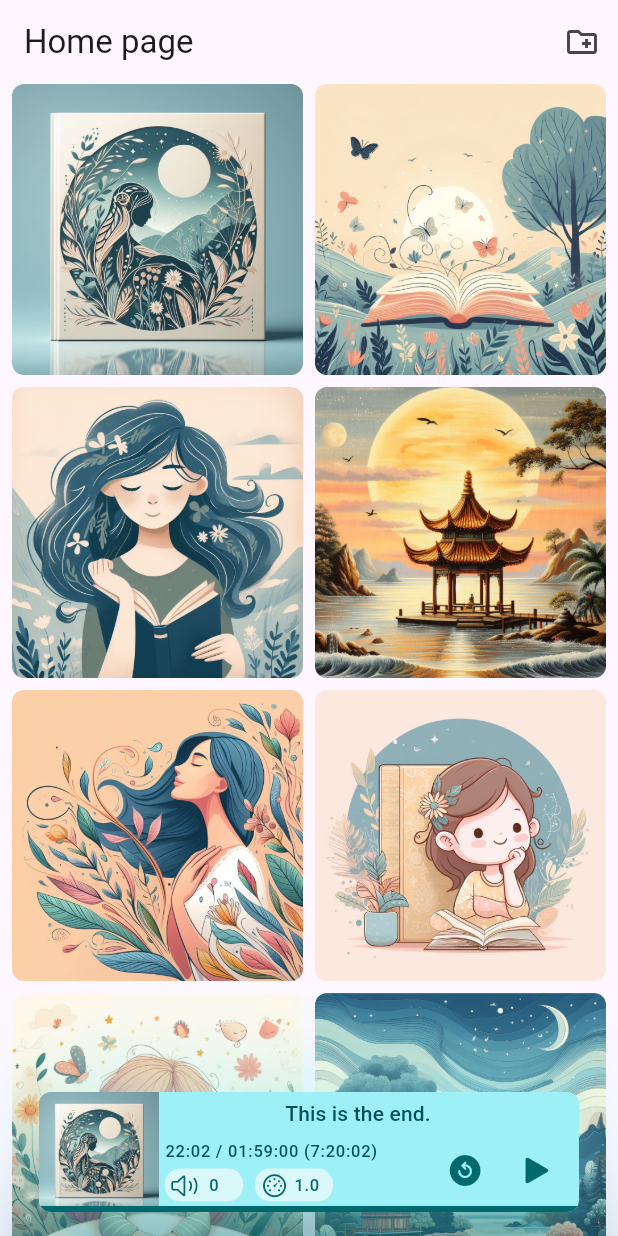
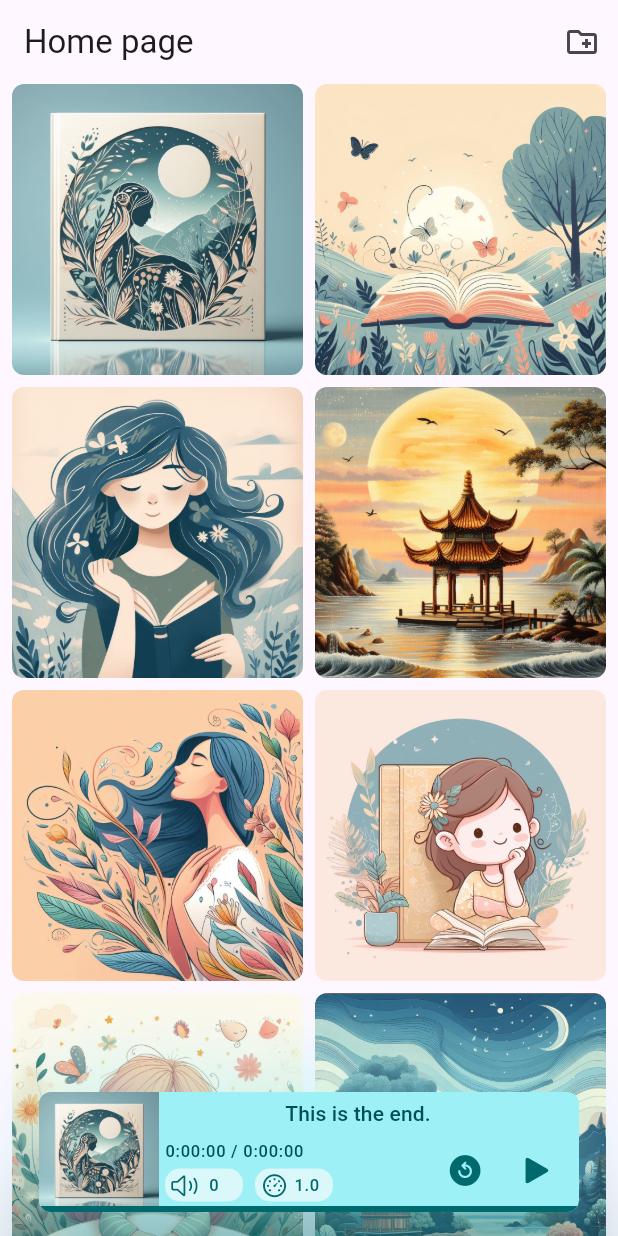
Before and after one commit to saniul1/mikikuru, a Flutter app: the screen it shows after launch, after a tap on an icon or button, on a phone screen of 412 x 824 dp. Run offline on Flutter 3.47's test engine with Material 2 defaults, Android fonts, the phone set to English and light mode, and no system bars; our stand-ins replace audioplayers, file_picker; missing offline and left inert: marqueer.

Commit message:
💄 ui improvement progress

```diff
--- a/lib/components/player.dart
+++ b/lib/components/player.dart
@@ -2,7 +2,7 @@ import 'package:audioplayers/audioplayers.dart';
 import 'package:flutter/cupertino.dart';
 import 'package:flutter/material.dart';
 import 'package:marqueer/marqueer.dart';
-import 'package:mikikuru/states/audio_book_notifier.dart';
+import 'package:mikikuru/states/player_notifier.dart';
 import 'package:mikikuru/states/player_speed_notifier.dart';
 import 'package:mikikuru/states/player_volume_notifier.dart';
 
@@ -148,16 +148,16 @@ class _PlayerConfigControlState extends State<PlayerConfigControl> {
             builder: (context, value, _) {
               return PlayerConfigContainer(
                 colorScheme: widget.colorScheme,
-                icon: AudioBookNotifier().player.volume == 0
+                icon: PlayerNotifier().player.volume == 0
                     ? CupertinoIcons.speaker_slash
-                    : AudioBookNotifier().player.volume >= 0.5
+                    : PlayerNotifier().player.volume >= 0.5
                         ? CupertinoIcons.speaker_2
                         : CupertinoIcons.speaker_1,
                 info: '${value < 1 ? ' ' : ''}${(100 * value).toInt()}',
                 value: value,
                 max: 1,
                 onIconTap: () {
-                  if (AudioBookNotifier().player.volume != 0) {
+                  if (PlayerNotifier().player.volume != 0) {
                     volumeStore = PlayerVolumeNotifier().value;
                     PlayerVolumeNotifier().set(0);
                   } else {
@@ -326,7 +326,7 @@ class _PlayerConfigContainerState extends State<PlayerConfigContainer> {
   }
 }
 
-class PlayerProgressBar extends StatelessWidget {
+class PlayerProgressBar extends StatefulWidget {
   const PlayerProgressBar({
     super.key,
     required this.colorScheme,
@@ -335,11 +335,46 @@ class PlayerProgressBar extends StatelessWidget {
   final ColorScheme colorScheme;
 
   @override
+  State<PlayerProgressBar> createState() => _PlayerProgressBarState();
+}
+
+class _PlayerProgressBarState extends State<PlayerProgressBar> {
+  Duration runTime = Duration.zero;
+  double progress = 0;
+
+  @override
+  void initState() {
+    super.initState();
+    PlayerNotifier().player.onDurationChanged.listen((Duration d) {
+      setState(() => runTime = d);
+    });
+    PlayerNotifier().player.onPositionChanged.listen((Duration p) {
+      setState(() {
+        progress = (p.inMilliseconds / runTime.inMilliseconds) * 100;
+      });
+    });
+  }
+
+  @override
   Widget build(BuildContext context) {
-    return Container(
-      width: double.infinity,
+    return SizedBox(
       height: 4,
-      color: colorScheme.primary,
+      child: SliderTheme(
+        data: SliderTheme.of(context).copyWith(
+          trackHeight: 4.0,
+          thumbShape: const RoundSliderThumbShape(enabledThumbRadius: 0.0),
+          overlayShape: SliderComponentShape.noOverlay,
+          trackShape: const RectangularSliderTrackShape(),
+          activeTrackColor: widget.colorScheme.onPrimary,
+          inactiveTrackColor: widget.colorScheme.primary,
+        ),
+        child: Slider(
+          value: progress,
+          min: 0,
+          max: 100,
+          onChanged: (double value) {},
+        ),
+      ),
     );
   }
 }
@@ -365,7 +400,7 @@ class PlayerControl extends StatelessWidget {
         ),
         IconButton(
           onPressed: () {
-            AudioBookNotifier().playOrPause();
+            PlayerNotifier().playOrPause();
           },
           color: colorScheme.primary,
           icon: const _PlayPauseIcon(),
@@ -388,7 +423,7 @@ class _PlayPauseIconState extends State<_PlayPauseIcon> {
   @override
   void initState() {
     super.initState();
-    AudioBookNotifier().player.onPlayerStateChanged.listen((PlayerState value) {
+    PlayerNotifier().player.onPlayerStateChanged.listen((PlayerState value) {
       setState(() {
         state = value;
       });
@@ -403,7 +438,13 @@ class _PlayPauseIconState extends State<_PlayPauseIcon> {
   }
 }
 
-class PlayerTimeInfo extends StatelessWidget {
+extension DurationExtension on Duration {
+  String toTimeString() {
+    return toString().split('.').firstOrNull ?? '';
+  }
+}
+
+class PlayerTimeInfo extends StatefulWidget {
   const PlayerTimeInfo({
     super.key,
     required this.colorScheme,
@@ -412,12 +453,31 @@ class PlayerTimeInfo extends StatelessWidget {
   final ColorScheme colorScheme;
 
   @override
+  State<PlayerTimeInfo> createState() => _PlayerTimeInfoState();
+}
+
+class _PlayerTimeInfoState extends State<PlayerTimeInfo> {
+  Duration duration = Duration.zero;
+  Duration position = Duration.zero;
+
+  @override
+  void initState() {
+    super.initState();
+    PlayerNotifier().player.onDurationChanged.listen((Duration d) {
+      setState(() => duration = d);
+    });
+    PlayerNotifier().player.onPositionChanged.listen((Duration p) {
+      setState(() => position = p);
+    });
+  }
+
+  @override
   Widget build(BuildContext context) {
     return Text(
-      '22:02 / 01:59:00 (7:20:02)',
+      '${position.toTimeString()} / ${duration.toTimeString()}',
       softWrap: false,
       style: Theme.of(context).textTheme.labelSmall?.copyWith(
-            color: colorScheme.onPrimaryContainer,
+            color: widget.colorScheme.onPrimaryContainer,
           ),
     );
   }
--- a/lib/main.dart
+++ b/lib/main.dart
@@ -4,8 +4,8 @@ import 'package:audioplayers/audioplayers.dart';
 import 'package:file_picker/file_picker.dart';
 import 'package:flutter/cupertino.dart';
 import 'package:flutter/material.dart';
-import 'package:mikikuru/states/audio_book_notifier.dart';
 import 'package:mikikuru/states/cover_art_notifier.dart';
+import 'package:mikikuru/states/player_notifier.dart';
 
 import 'components/player.dart';
 import 'models/audio_book_file.dart';
@@ -43,6 +43,17 @@ class HomePage extends StatefulWidget {
 }
 
 class _HomePageState extends State<HomePage> {
+  @override
+  void initState() {
+    super.initState();
+  }
+
+  @override
+  void dispose() {
+    PlayerNotifier().player.dispose();
+    super.dispose();
+  }
+
   List<AudioBookFile> audioSources = [];
   @override
   Widget build(BuildContext context) {
@@ -135,16 +146,6 @@ class _HomePageState extends State<HomePage> {
       ),
     );
   }
-
-  @override
-  void dispose() {
-    super.dispose();
-  }
-
-  @override
-  void initState() {
-    super.initState();
-  }
 }
 
 class BookCover extends StatefulWidget {
@@ -195,7 +196,7 @@ class _BookCoverState extends State<BookCover> with SingleTickerProviderStateMix
       onTap: () {
         AudioBookCoverNotifier().value = widget.image;
         const path = 'intro.mp3';
-        AudioBookNotifier().setSource(AssetSource(path));
+        PlayerNotifier().setSource(AssetSource(path));
         // AudioBookPlayer.of(context).setPlayerWithFile(audioBookFiles: [
         //   AudioBookFile(file: file),
         // ], audioBookFile: AudioBookFile(file: file));
--- a/lib/states/audio_book_notifier.dart
+++ b/lib/states/player_notifier.dart
@@ -2,10 +2,10 @@ import 'package:audioplayers/audioplayers.dart';
 import 'package:flutter/widgets.dart';
 import 'package:mikikuru/states/player_volume_notifier.dart';
 
-class AudioBookNotifier extends ChangeNotifier {
-  static final AudioBookNotifier _shared = AudioBookNotifier._sharedInstance();
-  factory AudioBookNotifier() => _shared;
-  AudioBookNotifier._sharedInstance()
+class PlayerNotifier extends ChangeNotifier {
+  static final PlayerNotifier _shared = PlayerNotifier._sharedInstance();
+  factory PlayerNotifier() => _shared;
+  PlayerNotifier._sharedInstance()
       : player = AudioPlayer(),
         super();
   late final AudioPlayer player;
@@ -39,17 +39,3 @@ class AudioBookNotifier extends ChangeNotifier {
     notifyListeners();
   }
 }
-
-class AudioBookNotifierWidget extends InheritedNotifier<AudioBookNotifier> {
-  const AudioBookNotifierWidget({
-    super.key,
-    required super.notifier,
-    required super.child,
-  });
-
-  static AudioBookNotifier of(BuildContext context) =>
-      context.dependOnInheritedWidgetOfExactType<AudioBookNotifierWidget>()!.notifier!;
-
-  static AudioPlayer playerOf(BuildContext context) =>
-      context.dependOnInheritedWidgetOfExactType<AudioBookNotifierWidget>()!.notifier!.player;
-}
--- a/lib/states/player_speed_notifier.dart
+++ b/lib/states/player_speed_notifier.dart
@@ -1,5 +1,5 @@
 import 'package:flutter/cupertino.dart';
-import 'package:mikikuru/states/audio_book_notifier.dart';
+import 'package:mikikuru/states/player_notifier.dart';
 
 class PlayerSpeedNotifier extends ValueNotifier<double> {
   static final PlayerSpeedNotifier _shared = PlayerSpeedNotifier._sharedInstance();
@@ -9,6 +9,6 @@ class PlayerSpeedNotifier extends ValueNotifier<double> {
   /// between 0-2
   void set(double volume) {
     value = volume;
-    AudioBookNotifier().setPlaySpeed(volume);
+    PlayerNotifier().setPlaySpeed(volume);
   }
 }
--- a/lib/states/player_volume_notifier.dart
+++ b/lib/states/player_volume_notifier.dart
@@ -1,5 +1,5 @@
 import 'package:flutter/cupertino.dart';
-import 'package:mikikuru/states/audio_book_notifier.dart';
+import 'package:mikikuru/states/player_notifier.dart';
 
 class PlayerVolumeNotifier extends ValueNotifier<double> {
   static final PlayerVolumeNotifier _shared = PlayerVolumeNotifier._sharedInstance();
@@ -9,6 +9,6 @@ class PlayerVolumeNotifier extends ValueNotifier<double> {
   /// between 0-1
   void set(double volume) {
     value = volume;
-    AudioBookNotifier().setVolume(volume);
+    PlayerNotifier().setVolume(volume);
   }
 }
```
